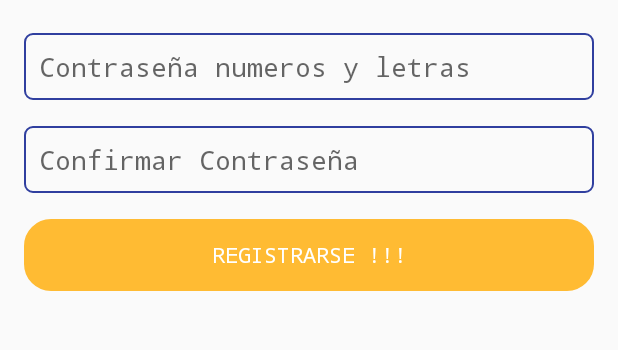
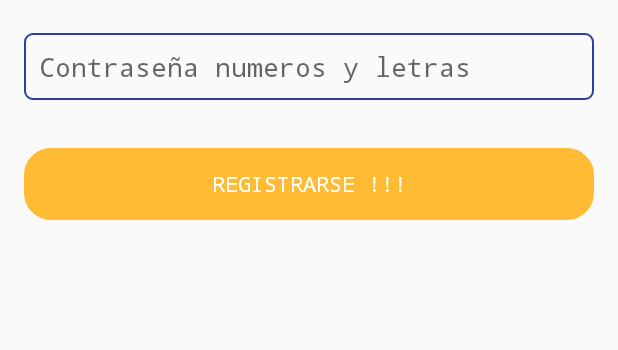
Before and after one commit to sebasval/Table, an Android app: the screen it shows after launch (RegisterActivity), after a tap on "Registrarse", on a phone screen of 412 x 824 dp, the part 190-540 px from its top. Run offline under Robolectric (Android 15) with nearby library versions, the phone set to English and light mode, and no system bars; our stand-ins replace Firebase (no records; nobody signed in at launch, a user with empty details on screens opened directly).

```diff
--- a/app/build.gradle
+++ b/app/build.gradle
@@ -34,7 +34,6 @@ dependencies {
     compile 'com.android.support:recyclerview-v7:25.1.0'
     compile 'com.android.support:cardview-v7:25.1.0'
     compile 'com.google.firebase:firebase-auth:9.0.0'
-    compile 'com.facebook.android:facebook-android-sdk:[4,5)'
     compile 'com.squareup.picasso:picasso:2.5.2'
     compile 'com.theartofdev.edmodo:android-image-cropper:2.4.+'
     testCompile 'junit:junit:4.12'
--- a/app/src/main/AndroidManifest.xml
+++ b/app/src/main/AndroidManifest.xml
@@ -7,7 +7,6 @@
     <uses-permission android:name="android.permission.WRITE_EXTERNAL_STORAGE"/>
 
     <application
-        android:name=".TableApp"
         android:allowBackup="true"
         android:icon="@mipmap/tablelogo"
         android:label="@string/app_name"
--- a/app/src/main/java/tesis/utadeo/table/LoginActivity.java
+++ b/app/src/main/java/tesis/utadeo/table/LoginActivity.java
@@ -11,9 +11,6 @@ import android.widget.Button;
 import android.widget.EditText;
 import android.widget.Toast;
 
-import com.facebook.AccessToken;
-import com.facebook.CallbackManager;
-import com.facebook.login.widget.LoginButton;
 import com.google.android.gms.auth.api.Auth;
 import com.google.android.gms.auth.api.signin.GoogleSignInAccount;
 import com.google.android.gms.auth.api.signin.GoogleSignInOptions;
@@ -38,8 +35,6 @@ public class LoginActivity extends AppCompatActivity implements View.OnClickList
 
     private Button buttonRegister, buttonSignIn;
     private EditText ediTextEmail, editTextPass;
-    private LoginButton loginButton;
-    private CallbackManager callbackManager;
     private FirebaseAuth mAuth;
     FirebaseAuth.AuthStateListener mAuthStateListener;
     private SignInButton mGoogleBtn;
@@ -58,7 +53,6 @@ public class LoginActivity extends AppCompatActivity implements View.OnClickList
         mProgress = new ProgressDialog(this);
         mAuth = FirebaseAuth.getInstance();
         mGoogleBtn = (SignInButton)findViewById(R.id.googleBtn);
-        callbackManager = CallbackManager.Factory.create();
         ediTextEmail = (EditText) findViewById(R.id.userLogin);
         editTextPass = (EditText) findViewById(R.id.passLogin);
         buttonSignIn = (Button) findViewById(R.id.signIn);
@@ -70,10 +64,6 @@ public class LoginActivity extends AppCompatActivity implements View.OnClickList
         mDatabaseUsers = FirebaseDatabase.getInstance().getReference().child("users");
         mDatabaseUsers.keepSynced(true);
 
-        if (AccessToken.getCurrentAccessToken() != null){
-            goMainScreen();
-            Toast.makeText(this, "Inicio de sesion con Facebook", Toast.LENGTH_SHORT).show();
-        }
 
         mAuthStateListener = new FirebaseAuth.AuthStateListener() {
             @Override
@@ -143,7 +133,6 @@ public class LoginActivity extends AppCompatActivity implements View.OnClickList
     @Override
     protected void onActivityResult(int requestCode, int resultCode, Intent data) {
         super.onActivityResult(requestCode, resultCode, data);
-        callbackManager.onActivityResult(requestCode, resultCode, data);
 
         if (requestCode == RC_SIGN_IN) {
             GoogleSignInResult result = Auth.GoogleSignInApi.getSignInResultFromIntent(data);
--- a/app/src/main/java/tesis/utadeo/table/Publish.java
+++ b/app/src/main/java/tesis/utadeo/table/Publish.java
@@ -3,7 +3,9 @@ package tesis.utadeo.table;
 import android.app.ProgressDialog;
 import android.content.Intent;
 import android.net.Uri;
+import android.os.Build;
 import android.os.Bundle;
+import android.support.annotation.RequiresApi;
 import android.support.v7.app.AppCompatActivity;
 import android.text.TextUtils;
 import android.view.View;
@@ -37,6 +39,7 @@ public class Publish extends AppCompatActivity {
 
     private ProgressDialog mProgress;
 
+    @RequiresApi(api = Build.VERSION_CODES.N)
     @Override
     protected void onCreate(Bundle savedInstanceState) {
         super.onCreate(savedInstanceState);
--- a/app/src/main/java/tesis/utadeo/table/RegisterActivity.java
+++ b/app/src/main/java/tesis/utadeo/table/RegisterActivity.java
@@ -3,7 +3,6 @@ package tesis.utadeo.table;
 import android.os.Bundle;
 import android.support.annotation.NonNull;
 import android.support.v7.app.AppCompatActivity;
-import android.text.TextUtils;
 import android.util.Log;
 import android.view.View;
 import android.widget.Button;
@@ -18,7 +17,7 @@ import com.google.firebase.auth.FirebaseAuthUserCollisionException;
 
 public class RegisterActivity extends AppCompatActivity {
 
-    EditText registerEmail, registerPass,confirmPass;
+    EditText registerEmail, registerPass;
     Button buttonRegisterAct;
 
     @Override
@@ -29,7 +28,6 @@ public class RegisterActivity extends AppCompatActivity {
 
         registerEmail = (EditText) findViewById(R.id.userRegister);
         registerPass = (EditText) findViewById(R.id.passRegister);
-        confirmPass = (EditText) findViewById(R.id.passRegisterTwo);
 
         buttonRegisterAct = (Button) findViewById(R.id.buttonRegister);
         buttonRegisterAct.setOnClickListener(new View.OnClickListener() {
@@ -38,21 +36,12 @@ public class RegisterActivity extends AppCompatActivity {
 
                 String emailRegisterAct = registerEmail.getText().toString();
                 String passRegisterAct = registerPass.getText().toString();
-                String confirmPassAct = confirmPass.getText().toString();
                 String dominio = "@table.com";
-                if (!TextUtils.isEmpty(emailRegisterAct) && !TextUtils.isEmpty(passRegisterAct) && !TextUtils.isEmpty(confirmPassAct)
-                        && passRegisterAct == confirmPassAct){
-                    String userComplete = emailRegisterAct + dominio;
-                    Registrar(userComplete,passRegisterAct);
-                    registerEmail.setText("");
-                    registerPass.setText("");
-                    confirmPass.setText("");
-                    Toast.makeText(RegisterActivity.this, "Usuario creado correctamente", Toast.LENGTH_SHORT).show();
-                }else {
-                    Toast.makeText(RegisterActivity.this, "Las contraseñas no coinciden", Toast.LENGTH_SHORT).show();
-                }
-
-
+                String userComplete = emailRegisterAct + dominio;
+                Registrar(userComplete,passRegisterAct);
+                registerEmail.setText("");
+                registerPass.setText("");
+                Toast.makeText(RegisterActivity.this, "Usuario creado correctamente", Toast.LENGTH_SHORT).show();
             }
         });
 
--- a/app/src/main/java/tesis/utadeo/table/TableApp.java
+++ /dev/null
@@ -1,19 +0,0 @@
-package tesis.utadeo.table;
-
-import android.app.Application;
-
-import com.facebook.FacebookSdk;
-import com.facebook.appevents.AppEventsLogger;
-
-/**
- * Created by Administrador on 01/05/2017.
- */
-
-public class TableApp extends Application{
-    @Override
-    public void onCreate() {
-        super.onCreate();
-        FacebookSdk.sdkInitialize(getApplicationContext());
-        AppEventsLogger.activateApp(this);
-    }
-}
--- a/app/src/main/res/layout/activity_register.xml
+++ b/app/src/main/res/layout/activity_register.xml
@@ -55,19 +55,6 @@
         android:layout_alignParentLeft="true"
         android:layout_alignParentStart="true" />
 
-    <EditText
-        android:hint="@string/confirmarPass"
-        android:id="@+id/passRegisterTwo"
-        android:layout_width="match_parent"
-        android:layout_height="wrap_content"
-        android:typeface="monospace"
-        android:inputType="textPassword"
-        android:background="@drawable/input_outline"
-        android:padding="10dp"
-        android:layout_below="@+id/passRegister"
-        android:layout_alignParentLeft="true"
-        android:layout_alignParentStart="true"
-        android:layout_marginTop="17dp" />
 
     <Button
         android:textColor="#FFFFFF"
@@ -77,10 +64,10 @@
         android:id="@+id/buttonRegister"
         android:layout_width="match_parent"
         android:layout_height="wrap_content"
-        android:layout_below="@+id/passRegisterTwo"
+        android:layout_marginTop="32dp"
+        android:layout_below="@+id/passRegister"
         android:layout_alignParentLeft="true"
-        android:layout_alignParentStart="true"
-        android:layout_marginTop="17dp" />
+        android:layout_alignParentStart="true" />
 
 
 </RelativeLayout>
```
Also changed, not shown: app/src/main/java/tesis/utadeo/table/MainActivity.java (+1 -8 lines).
